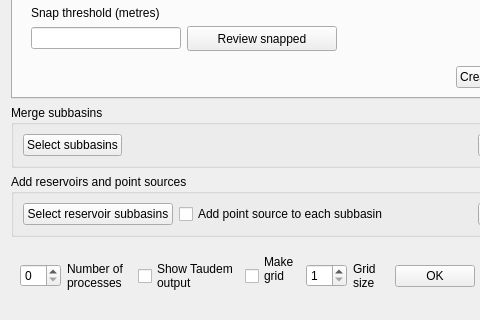
Qt form QSWAT3/QSWAT/ui_delineation.ui (swat-model/QSWAT) before a commit; both pictures show x 0 to 480 and y 353 to 673 of the 581 by 673 pixel window.
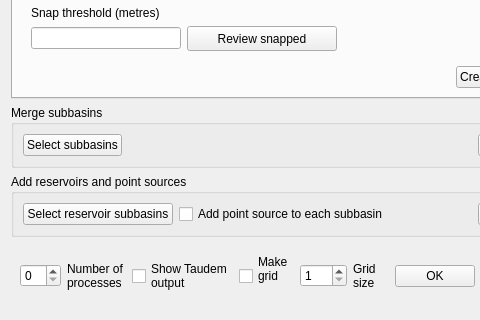
The same form after that commit. Icons and pictures are not drawn.

Commit message: Maximum grid size set to 100

The edit to the form file:
```diff
--- a/QSWAT3/QSWAT/ui_delineation.ui
+++ b/QSWAT3/QSWAT/ui_delineation.ui
@@ -1019,6 +1019,9 @@
         <property name="minimum">
          <number>1</number>
         </property>
+        <property name="maximum">
+         <number>100</number>
+        </property>
        </widget>
       </item>
       <item row="0" column="3">
```
Left out of the diff: 9 changed lines with no effect on the pictures. The commit also changes 2 other files.
